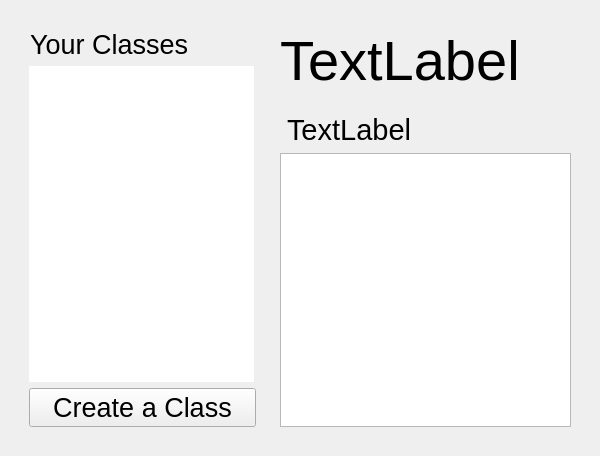
The window that portal/src/adminpane.ui (zfrye06/Loque) describes before a commit, drawn with Qt 5.
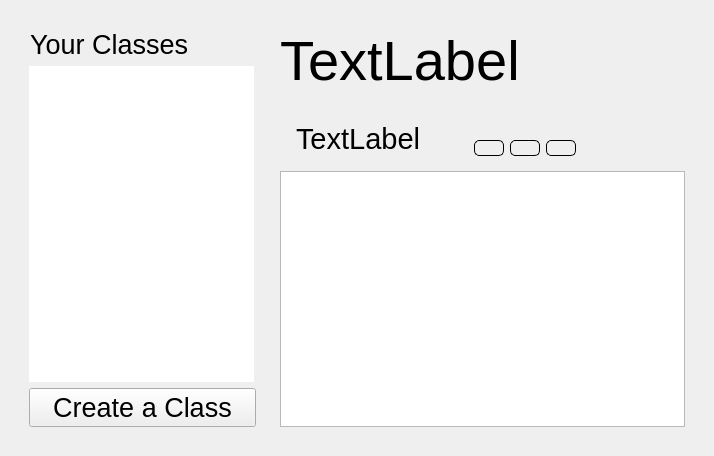
The same window after the commit. Icons and pictures are not drawn.

Commit message: portal - Alternate AdminPane layout done.

The edit to the form file:
```diff
--- a/portal/src/adminpane.ui
+++ b/portal/src/adminpane.ui
@@ -6,7 +6,7 @@
    <rect>
     <x>0</x>
     <y>0</y>
-    <width>600</width>
+    <width>714</width>
     <height>456</height>
    </rect>
   </property>
@@ -112,18 +112,130 @@
                </widget>
               </item>
               <item>
-               <widget class="QLabel" name="studentsLabel">
-                <property name="font">
-                 <font>
-                  <pointsize>22</pointsize>
-                 </font>
-                </property>
+               <widget class="QWidget" name="middleContainer" native="true">
                 <property name="styleSheet">
-                 <string notr="true">margin-top: 15px;</string>
+                 <string notr="true"/>
                 </property>
-                <property name="text">
-                 <string>TextLabel</string>
-                </property>
+                <layout class="QHBoxLayout" name="horizontalLayout_5">
+                 <item>
+                  <layout class="QHBoxLayout" name="horizontalLayout_4">
+                   <item>
+                    <widget class="QLabel" name="studentsLabel">
+                     <property name="font">
+                      <font>
+                       <pointsize>22</pointsize>
+                      </font>
+                     </property>
+                     <property name="cursor">
+                      <cursorShape>ArrowCursor</cursorShape>
+                     </property>
+                     <property name="toolTip">
+                      <string/>
+                     </property>
+                     <property name="toolTipDuration">
+                      <number>-1</number>
+                     </property>
+                     <property name="styleSheet">
+                      <string notr="true">margin-top: 15px;</string>
+                     </property>
+                     <property name="text">
+                      <string>TextLabel</string>
+                     </property>
+                    </widget>
+                   </item>
+                   <item alignment="Qt::AlignBottom">
+                    <widget class="QPushButton" name="exportHtmlButton">
+                     <property name="maximumSize">
+                      <size>
+                       <width>30</width>
+                       <height>30</height>
+                      </size>
+                     </property>
+                     <property name="cursor">
+                      <cursorShape>PointingHandCursor</cursorShape>
+                     </property>
+                     <property name="styleSheet">
+                      <string notr="true">border-radius: 5px;
+border: 1px solid black; 
+</string>
+                     </property>
+                     <property name="text">
+                      <string/>
+                     </property>
+                     <property name="icon">
+                      <iconset resource="../resources.qrc">
+                       <normaloff>:/assets/exportIcon.png</normaloff>:/assets/exportIcon.png</iconset>
+                     </property>
+                    </widget>
+                   </item>
+                   <item alignment="Qt::AlignBottom">
+                    <widget class="QPushButton" name="levelSettingsButton">
+                     <property name="maximumSize">
+                      <size>
+                       <width>30</width>
+                       <height>30</height>
+                      </size>
+                     </property>
+                     <property name="cursor">
+                      <cursorShape>PointingHandCursor</cursorShape>
+                     </property>
+                     <property name="styleSheet">
+                      <string notr="true">border-radius: 5px;
+border: 1px solid black; </string>
+                     </property>
+                     <property name="text">
+                      <string/>
+                     </property>
+                     <property name="icon">
+                      <iconset resource="../resources.qrc">
+                       <normaloff>:/assets/levelView.png</normaloff>:/assets/levelView.png</iconset>
+                     </property>
+                    </widget>
+                   </item>
+                   <item alignment="Qt::AlignBottom">
+                    <widget class="QPushButton" name="deleteClassButton">
+                     <property name="maximumSize">
+                      <size>
+                       <width>30</width>
+                       <height>30</height>
+                      </size>
+                     </property>
+                     <property name="cursor">
+                      <cursorShape>PointingHandCursor</cursorShape>
+                     </property>
+                     <property name="styleSheet">
+                      <string notr="true">border-radius: 5px;
+border: 1px solid black; 
+</string>
+                     </property>
+                     <property name="text">
+                      <string/>
+                     </property>
+                     <property name="icon">
+                      <iconset resource="../resources.qrc">
+                       <normaloff>:/assets/deleteIcon.png</normaloff>:/assets/deleteIcon.png</iconset>
+                     </property>
+                    </widget>
+                   </item>
+                   <item>
+                    <spacer name="horizontalSpacer">
+                     <property name="orientation">
+                      <enum>Qt::Horizontal</enum>
+                     </property>
+                     <property name="sizeType">
+                      <enum>QSizePolicy::Fixed</enum>
+                     </property>
+                     <property name="sizeHint" stdset="0">
+                      <size>
+                       <width>100</width>
+                       <height>0</height>
+                      </size>
+                     </property>
+                    </spacer>
+                   </item>
+                  </layout>
+                 </item>
+                </layout>
                </widget>
               </item>
               <item>
```
Left out of the diff: 4 changed lines with no effect on the pictures. The commit also changes 3 other files.
